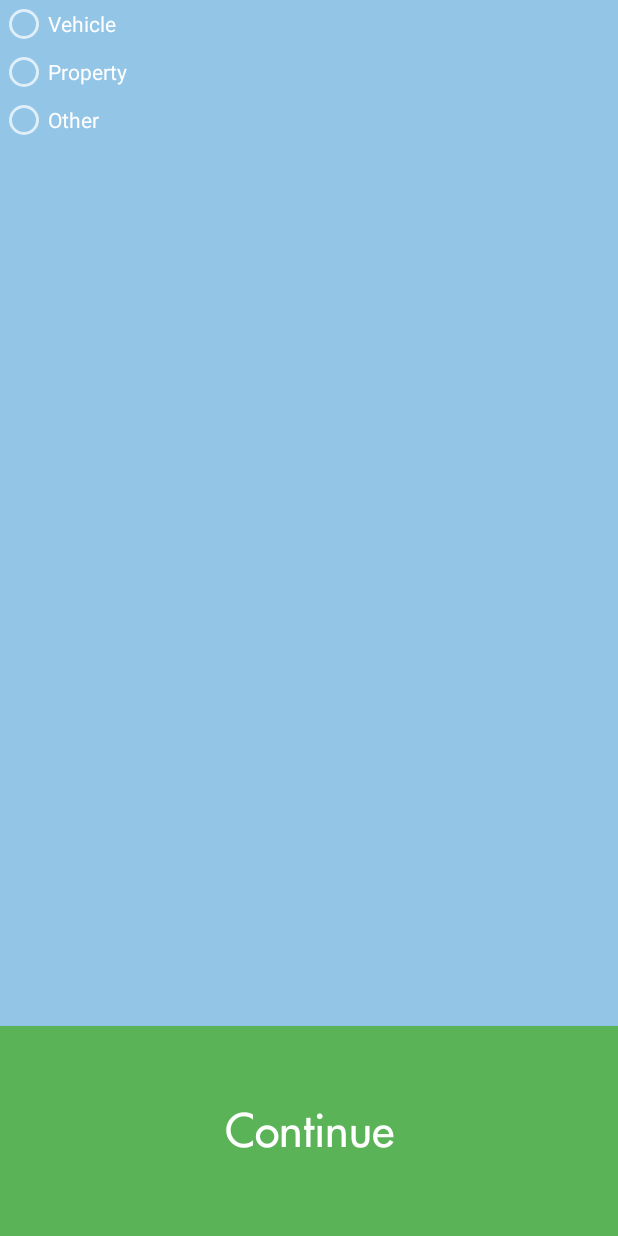
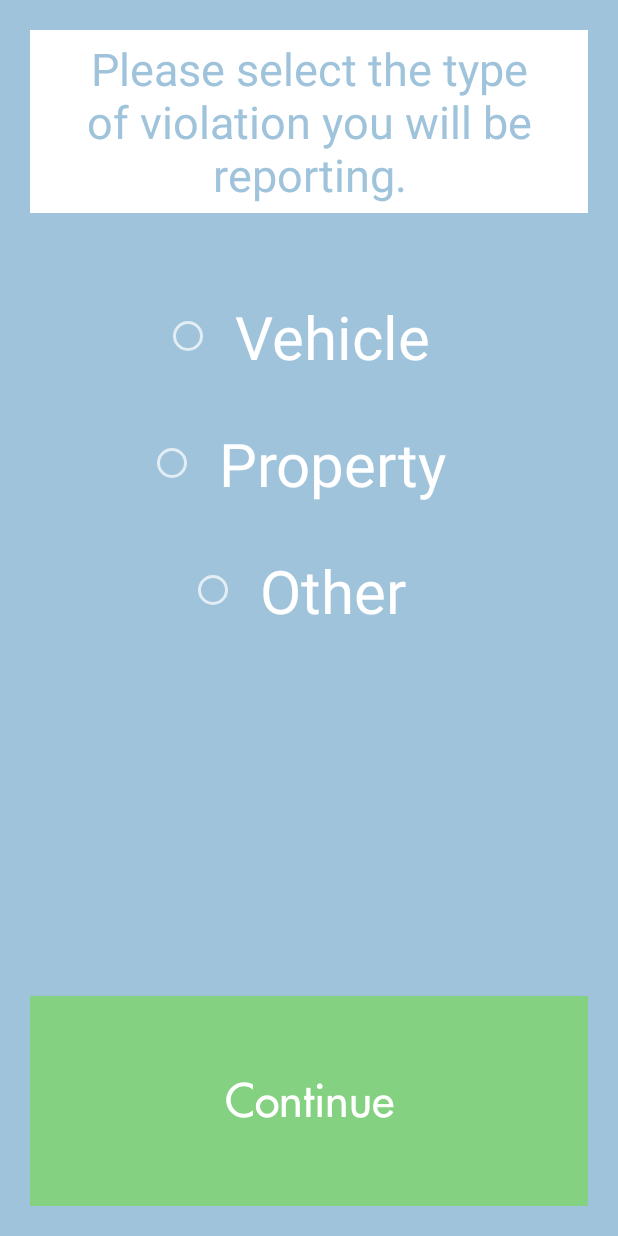
Before and after one commit to dnaismyth/bylaw_report_android, an Android app: the ViolationTypeActivity screen opened directly, with no data from a screen before it, on a phone screen of 412 x 824 dp. Run offline under Robolectric (Android 15) with nearby library versions, the phone set to English and light mode, and no system bars.

Commit message:
Add some formatting to violation activity

```diff
--- a/app/src/main/res/layout/activity_violation_type.xml
+++ b/app/src/main/res/layout/activity_violation_type.xml
@@ -1,32 +1,55 @@
 <?xml version="1.0" encoding="utf-8"?>
 <LinearLayout xmlns:android="http://schemas.android.com/apk/res/android"
-    android:layout_width="match_parent"
-    android:layout_height="match_parent"
-    android:paddingLeft="0dp"
-    android:paddingRight="0dp"
+    android:layout_width="fill_parent"
+    android:layout_height="fill_parent"
     android:background="@color/cityBlue"
-    android:orientation="vertical">
+    android:orientation="vertical"
+    android:padding="20dp">
+
+    <TextView
+        android:id="@+id/violationType_text"
+        android:text="@string/violation_header"
+        android:textColor="@color/cityBlue"
+        android:textSize="30dp"
+        android:gravity="center_horizontal"
+        android:layout_width="wrap_content"
+        android:layout_height="wrap_content"
+        android:layout_marginBottom="30dp"
+        android:padding="5dp"
+        android:background="#ffffff" />
 
     <!-- Radio Group For Violation Types -->
     <RadioGroup
+        android:id="@+id/radioGroup_violation"
         android:layout_width="fill_parent"
         android:layout_height="wrap_content"
         android:orientation="vertical"
-    android:id="@+id/radioGroup_violation">
+        android:gravity="center_vertical|center_horizontal"
+        android:padding="10dp"
+        android:paddingTop="20dp">
 
-    <RadioButton android:id="@+id/vehicle_violation"
+        <RadioButton
+            android:id="@+id/vehicle_violation"
             android:layout_width="wrap_content"
             android:layout_height="wrap_content"
-        android:text="@string/vehicle_violation"/>
+            android:textSize="40dp"
+            android:padding="15dp"
+            android:text="@string/vehicle_violation" />
 
-    <RadioButton android:id="@+id/property_violation"
+        <RadioButton
+            android:id="@+id/property_violation"
             android:layout_width="wrap_content"
             android:layout_height="wrap_content"
-        android:text="@string/property_violation"/>
+            android:textSize="40dp"
+            android:padding="15dp"
+            android:text="@string/property_violation" />
 
-    <RadioButton android:id="@+id/other_violation"
+        <RadioButton
+            android:id="@+id/other_violation"
             android:layout_width="wrap_content"
             android:layout_height="wrap_content"
+            android:textSize="40dp"
+            android:padding="15dp"
             android:text="@string/other_violation" />
 
     </RadioGroup>
@@ -38,10 +61,10 @@
 
         <Button
             android:id="@+id/beginUserInfoBtn"
+            style="@style/continueButton"
             android:layout_width="match_parent"
-            android:text="@string/button_continue"
-            style="@style/continueButton"
-            android:onClick="sendViolationTypeChoice"/>
+            android:onClick="sendViolationTypeChoice"
+            android:text="@string/button_continue" />
 
     </RelativeLayout>
 </LinearLayout>
--- a/app/src/main/res/values/colors.xml
+++ b/app/src/main/res/values/colors.xml
@@ -3,7 +3,7 @@
     <color name="colorPrimary">#3F51B5</color>
     <color name="colorPrimaryDark">#303F9F</color>
     <color name="colorAccent">#FF4081</color>
-    <color name="cityBlue">#FF93C5E7</color>
-    <color name="cityGreen">#5bb358</color>
+    <color name="cityBlue">#9fc3db</color>
+    <color name="cityGreen">#84d181</color>
     <color name="white">#fff</color>
 </resources>
--- a/app/src/main/res/values/strings.xml
+++ b/app/src/main/res/values/strings.xml
@@ -20,4 +20,5 @@
     <string name="attach_picture">Attach Image</string>
     <string name="request_permission">Please enable camera permission.</string>
     <string name="camera_error">This device doesn\'t support Camera2 API.</string>
+    <string name="violation_header">Please select the type of violation you will be reporting.</string>
 </resources>
```
Lines whose indentation alone changed are shown as unchanged.
